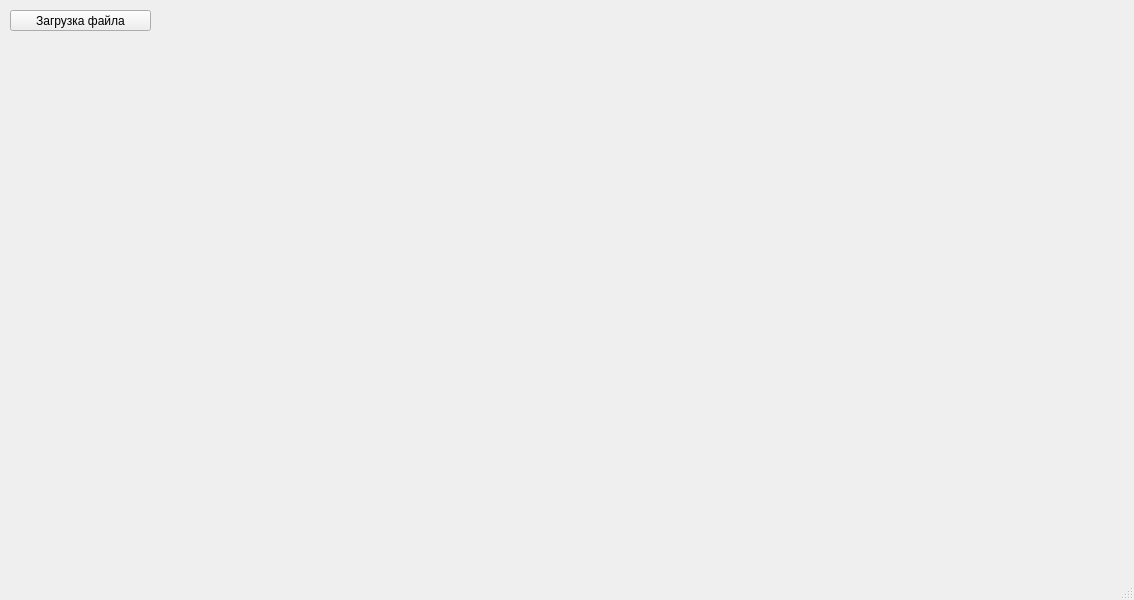
First picture: the form in mainwindow.ui, repository Surikkat/AI, before the edit.
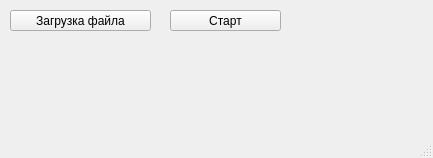
Second picture: the form after the edit.

```diff
--- a/mainwindow.ui
+++ b/mainwindow.ui
@@ -6,8 +6,8 @@
    <rect>
     <x>0</x>
     <y>0</y>
-    <width>1134</width>
-    <height>600</height>
+    <width>433</width>
+    <height>158</height>
    </rect>
   </property>
   <property name="windowTitle">
@@ -27,30 +27,17 @@
      <string>Загрузка файла</string>
     </property>
    </widget>
-   <widget class="QLabel" name="OriginalIMG">
+   <widget class="QPushButton" name="start">
     <property name="geometry">
      <rect>
-      <x>10</x>
-      <y>40</y>
-      <width>521</width>
-      <height>501</height>
+      <x>170</x>
+      <y>10</y>
+      <width>111</width>
+      <height>21</height>
      </rect>
     </property>
     <property name="text">
-     <string/>
-    </property>
-   </widget>
-   <widget class="QLabel" name="label">
-    <property name="geometry">
-     <rect>
-      <x>570</x>
-      <y>40</y>
-      <width>531</width>
-      <height>501</height>
-     </rect>
-    </property>
-    <property name="text">
-     <string/>
+     <string>Старт</string>
     </property>
    </widget>
   </widget>
```
Left out of the diff: 2 changed lines with no effect on the pictures.
